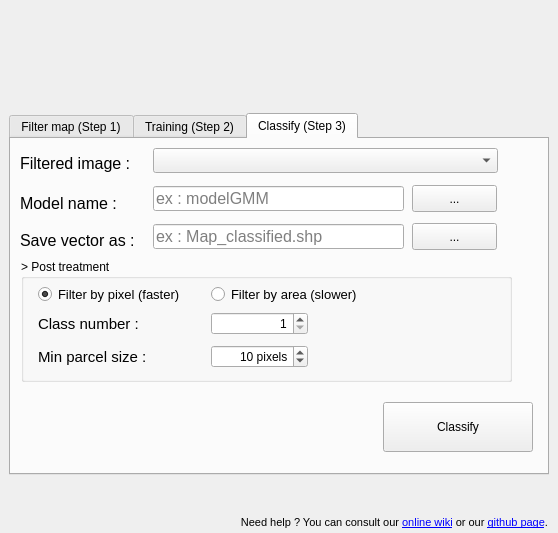
The window that historical_map_dialog_base.ui (nkarasiak/HistoricalMap) describes before a commit, drawn with Qt 5.
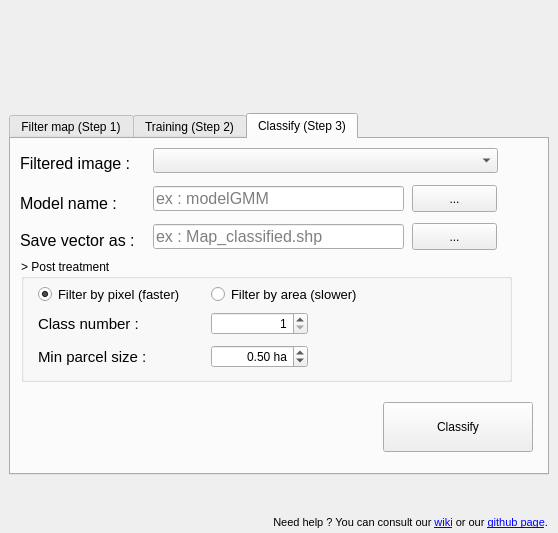
The same window after the commit. The open tabs and pages were chosen to show the change. Icons and pictures are not drawn. Custom widgets are drawn as their Qt base class.

What changed in the file:
```diff
--- a/historical_map_dialog_base.ui
+++ b/historical_map_dialog_base.ui
@@ -1690,10 +1690,13 @@
        <set>Qt::AlignRight|Qt::AlignTrailing|Qt::AlignVCenter</set>
       </property>
       <property name="suffix">
-       <string> pixels</string>
+       <string> ha</string>
       </property>
       <property name="decimals">
-       <number>0</number>
+       <number>2</number>
+      </property>
+      <property name="minimum">
+       <double>0.100000000000000</double>
       </property>
       <property name="maximum">
        <double>1000.000000000000000</double>
@@ -1702,7 +1705,7 @@
        <double>1.000000000000000</double>
       </property>
       <property name="value">
-       <double>10.000000000000000</double>
+       <double>0.500000000000000</double>
       </property>
      </widget>
      <widget class="QLabel" name="tiffImageLabel_18">
@@ -1935,10 +1938,7 @@
     <string>Go to our online wiki</string>
    </property>
    <property name="text">
-    <string>&lt;html&gt;&lt;head/&gt;&lt;body&gt;&lt;p&gt;Need help ? You can consult our &lt;a href=&quot;https://github.com/lennepkade/HistoricalMap/wiki&quot;&gt;&lt;span style=&quot; text-decoration: underline; color:#0000ff;&quot;&gt;online wiki&lt;/span&gt;&lt;/a&gt; or our &lt;a href=&quot;https://github.com/lennepkade/HistoricalMap&quot;&gt;&lt;span style=&quot; text-decoration: underline; color:#0000ff;&quot;&gt;github page&lt;/span&gt;&lt;/a&gt;.&lt;/p&gt;&lt;/body&gt;&lt;/html&gt;</string>
-   </property>
-   <property name="pixmap">
-    <pixmap resource="resources.qrc">:/plugins/HistoricalMap/img/help/information.png</pixmap>
+    <string>&lt;html&gt;&lt;head/&gt;&lt;body&gt;&lt;p&gt;Need help ? You can consult our &lt;a href=&quot;https://github.com/lennepkade/HistoricalMap/wiki&quot;&gt;&lt;span style=&quot; text-decoration: underline; color:#0000ff;&quot;&gt;wiki&lt;/span&gt;&lt;/a&gt; or our &lt;a href=&quot;https://github.com/lennepkade/HistoricalMap/&quot;&gt;&lt;span style=&quot; text-decoration: underline; color:#0000ff;&quot;&gt;github page&lt;/span&gt;&lt;/a&gt;.&lt;/p&gt;&lt;/body&gt;&lt;/html&gt;</string>
    </property>
    <property name="scaledContents">
     <bool>true</bool>
```
Left out of the diff: 8 changed lines with no effect on the pictures.
